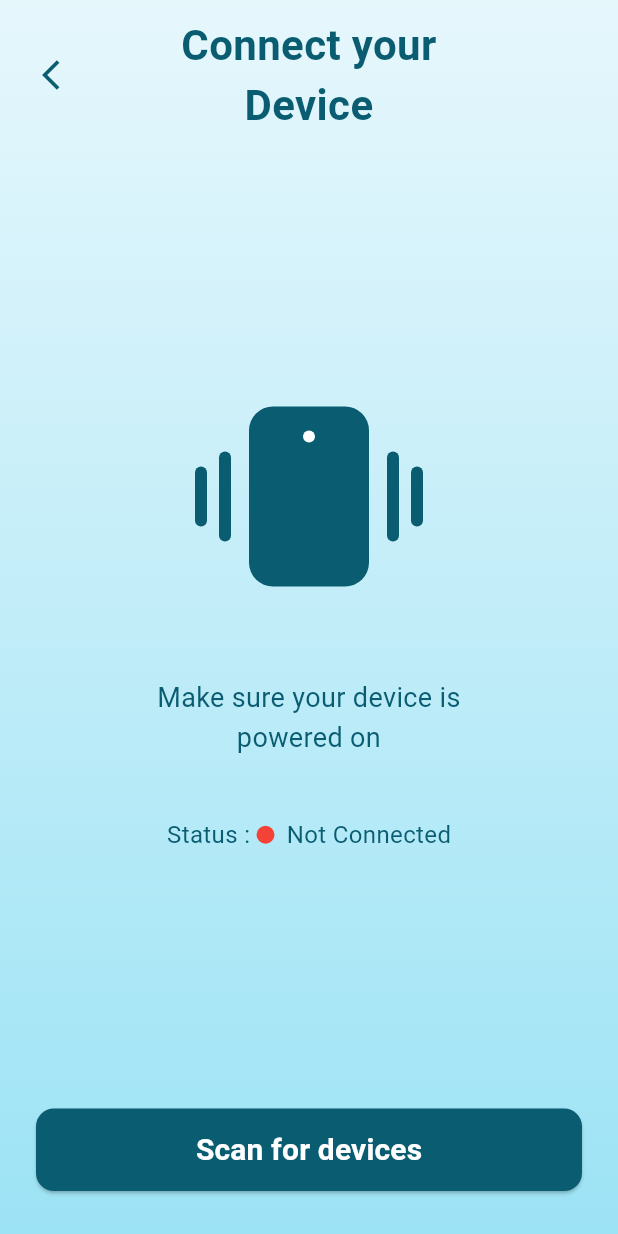
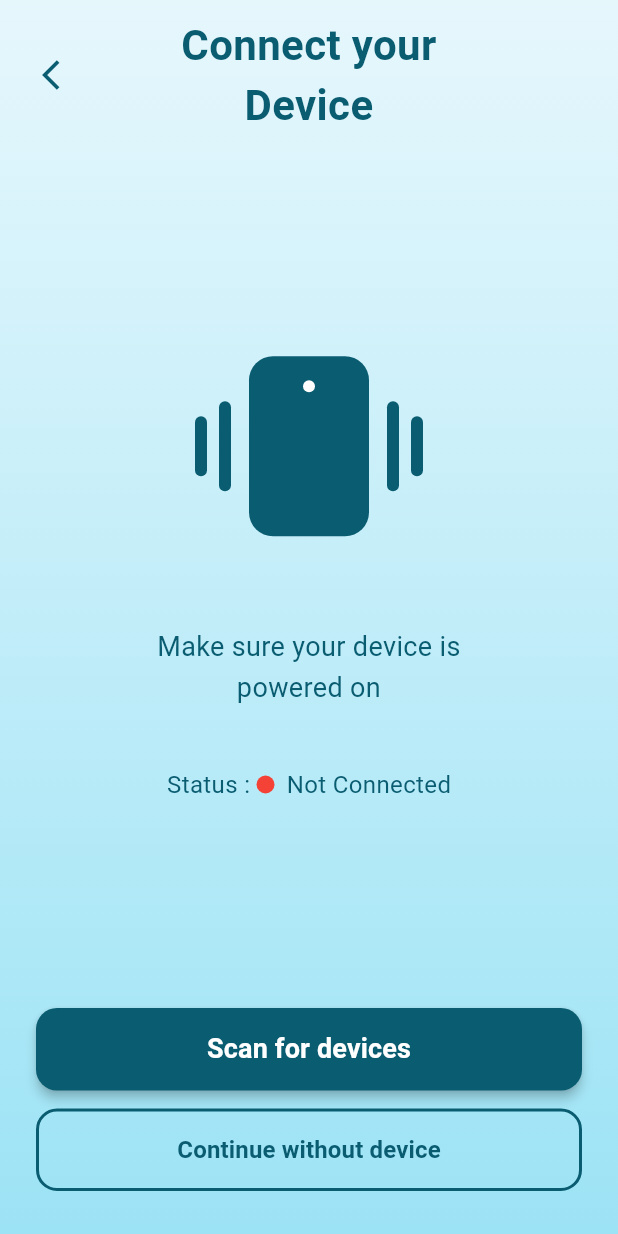
Before and after one commit to iiAbdoGR/waterdrop, a Flutter app: the ConnectDeviceScreen screen opened by its route, on a phone screen of 412 x 824 dp. Run offline on Flutter 3.47's test engine with Material 3 defaults, Android fonts, the phone set to English and light mode, and no system bars; our stand-ins replace cloud_firestore, firebase_auth, firebase_core, google_sign_in, shared_preferences; accounts and stored records are empty; Roboto replaces fonts that are missing (Georgia).

Commit message:
connect device

```diff
--- /dev/null
+++ b/devtools_options.yaml
@@ -0,0 +1,3 @@
+description: This file stores settings for Dart & Flutter DevTools.
+documentation: https://docs.flutter.dev/tools/devtools/extensions#configure-extension-enablement-states
+extensions:
--- a/lib/connect_device.dart
+++ b/lib/connect_device.dart
@@ -1,7 +1,28 @@
 import 'package:flutter/material.dart';
+import 'package:shared_preferences/shared_preferences.dart';
 
-class ConnectDeviceScreen extends StatelessWidget {
+class ConnectDeviceScreen extends StatefulWidget {
   const ConnectDeviceScreen({super.key});
+
+  @override
+  State<ConnectDeviceScreen> createState() => _ConnectDeviceScreenState();
+}
+
+class _ConnectDeviceScreenState extends State<ConnectDeviceScreen> {
+  bool isConnected = false;
+  @override
+  void initState() {
+    super.initState();
+    loadConnectionState();
+  }
+
+  Future<void> loadConnectionState() async {
+    final prefs = await SharedPreferences.getInstance();
+
+    setState(() {
+      isConnected = prefs.getBool('connected') ?? false;
+    });
+  }
 
   @override
   Widget build(BuildContext context) {
@@ -131,22 +152,27 @@ class ConnectDeviceScreen extends StatelessWidget {
                   Container(
                     width: 12,
                     height: 12,
-                    decoration: const BoxDecoration(
-                      color: Colors.red,
+                    decoration: BoxDecoration(
+                      color: isConnected ? Colors.green : Colors.red,
                       shape: BoxShape.circle,
                     ),
                   ),
                   const SizedBox(width: 8),
-                  const Text(
-                    'Not Connected',
-                    style: TextStyle(fontSize: 16, color: Color(0xFF0A5C71)),
+                  Text(
+                    isConnected ? 'Connected' : 'Not Connected',
+                    style: const TextStyle(
+                      fontSize: 16,
+                      color: Color(0xFF0A5C71),
+                    ),
                   ),
                 ],
               ),
               const Spacer(),
               Padding(
                 padding: const EdgeInsets.symmetric(horizontal: 24.0),
-                child: SizedBox(
+                child: Column(
+                  children: [
+                    SizedBox(
                       width: double.infinity,
                       height: 55,
                       child: ElevatedButton(
@@ -156,18 +182,54 @@ class ConnectDeviceScreen extends StatelessWidget {
                         style: ElevatedButton.styleFrom(
                           backgroundColor: const Color(0xFF0A5C71),
                           shape: RoundedRectangleBorder(
-                        borderRadius: BorderRadius.circular(12),
+                            borderRadius: BorderRadius.circular(14),
                           ),
+                          elevation: 3,
                         ),
                         child: const Text(
                           'Scan for devices',
                           style: TextStyle(
-                        fontSize: 20,
+                            fontSize: 18,
                             fontWeight: FontWeight.bold,
                             color: Colors.white,
                           ),
                         ),
                       ),
+                    ),
+
+                    const SizedBox(height: 12),
+
+                    SizedBox(
+                      width: double.infinity,
+                      height: 55,
+                      child: OutlinedButton(
+                        onPressed: () async {
+                          final prefs = await SharedPreferences.getInstance();
+
+                          await prefs.setBool('connected', false);
+
+                          Navigator.pushReplacementNamed(context, '/home');
+                        },
+                        style: OutlinedButton.styleFrom(
+                          side: const BorderSide(
+                            color: Color(0xFF0A5C71),
+                            width: 2,
+                          ),
+                          shape: RoundedRectangleBorder(
+                            borderRadius: BorderRadius.circular(14),
+                          ),
+                        ),
+                        child: const Text(
+                          'Continue without device',
+                          style: TextStyle(
+                            fontSize: 16,
+                            fontWeight: FontWeight.bold,
+                            color: Color(0xFF0A5C71),
+                          ),
+                        ),
+                      ),
+                    ),
+                  ],
                 ),
               ),
               const SizedBox(height: 30),
--- a/lib/preparing_sensors.dart
+++ b/lib/preparing_sensors.dart
@@ -13,7 +13,7 @@ class _PreparingSensorsScreenState extends State<PreparingSensorsScreen> {
   void initState() {
     super.initState();
     Timer(const Duration(seconds: 3), () {
-      Navigator.pushNamed(context, '/connect_device');
+      Navigator.pushReplacementNamed(context, '/home');
     });
   }
 
--- a/lib/referesh.dart
+++ b/lib/referesh.dart
@@ -35,7 +35,7 @@ class _RefreshScreenState extends State<RefreshScreen>
     // Simulate a refresh process then go back
     Timer(const Duration(milliseconds: 2500), () {
       if (mounted) {
-        Navigator.pop(context);
+        Navigator.pop(context, true);
       }
     });
   }
--- a/pubspec.yaml
+++ b/pubspec.yaml
@@ -31,6 +31,7 @@ dependencies:
   flutter:
     sdk: flutter
   google_fonts: ^6.2.1
+  web_socket_channel: ^2.4.0
 
   # The following adds the Cupertino Icons font to your application.
   # Use with the CupertinoIcons class for iOS style icons.
```
Also changed, not shown: lib/esp_service.dart (added, +16 -0 lines), lib/home_screen.dart (+41 -3 lines), lib/main.dart (+10 -2 lines), pubspec.lock. Lines whose indentation alone changed are shown as unchanged.
